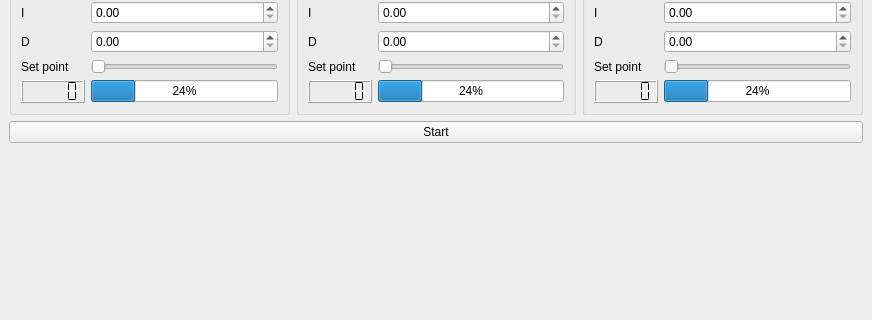
Before: the Qt Designer form mainwindow.ui in pbosetti/machine_sim, drawn with Qt 5; both pictures show x 0 to 872 and y 142 to 462 of the 872 by 825 pixel window.
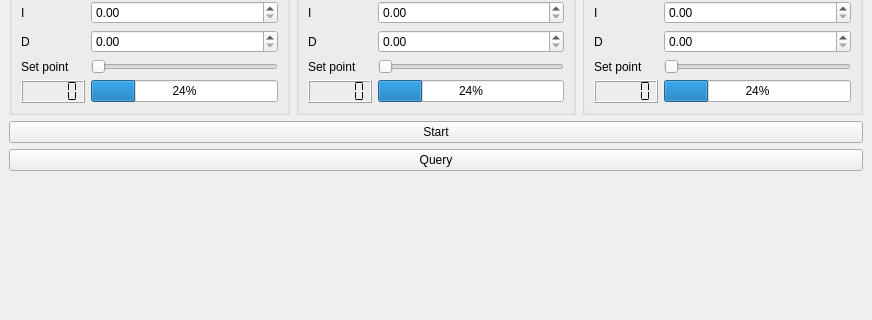
After: the same form once the commit is applied. Custom widgets are drawn as their Qt base class.

Commit message: Setpoint sliders use 1-100 scale

Diff of the .ui file:
```diff
--- a/mainwindow.ui
+++ b/mainwindow.ui
@@ -349,6 +349,13 @@
         </property>
        </widget>
       </item>
+      <item>
+       <widget class="QPushButton" name="pushButton">
+        <property name="text">
+         <string>Query</string>
+        </property>
+       </widget>
+      </item>
       <item>
        <layout class="QGridLayout" name="gridLayout">
         <item row="0" column="2">
```
Left out of the diff: 9 changed lines with no effect on the pictures. The commit also changes 5 other files.
